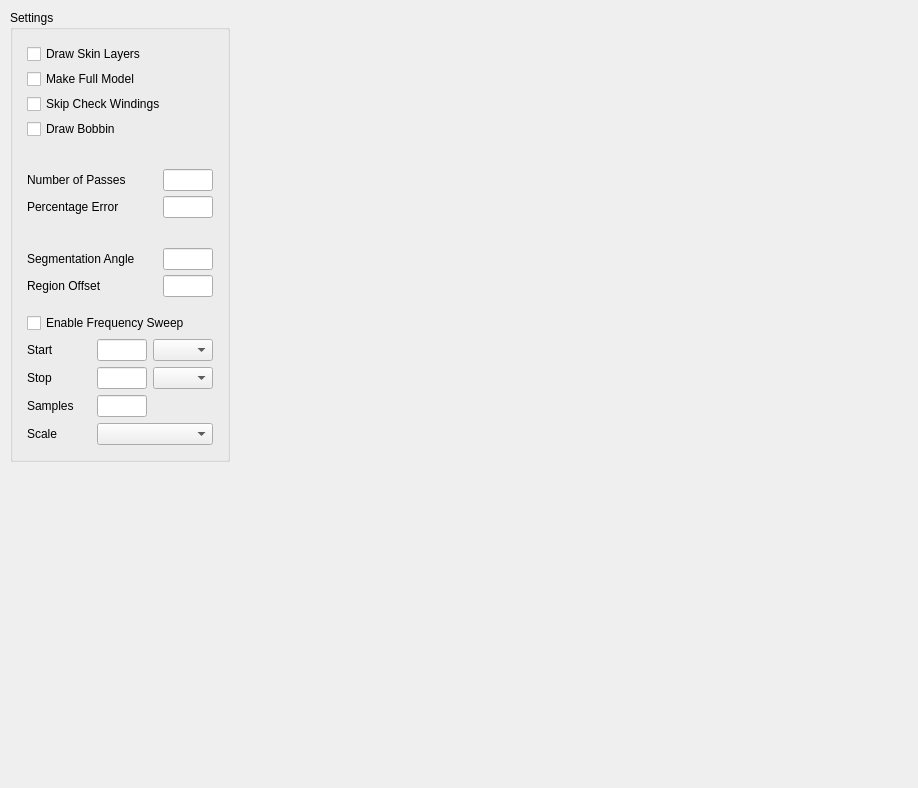
The window that src/ansys/aedt/toolkits/electronic_transformer/ui/windows/main/main_column.ui (ansys/ansys-pyetk) describes before a commit, drawn with Qt 5.
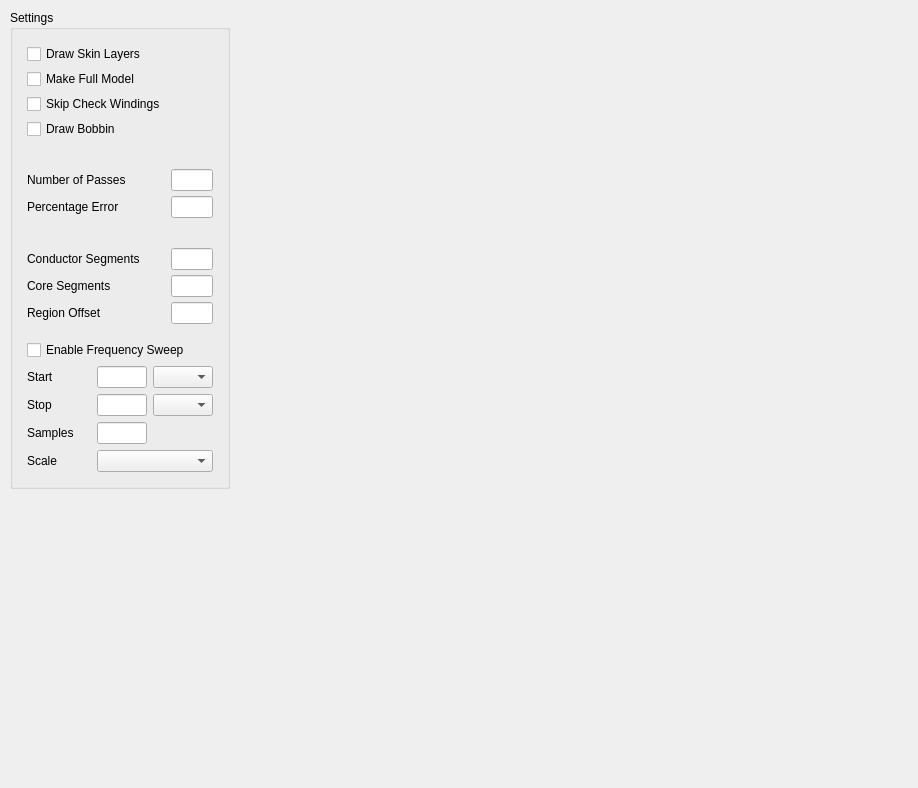
The same window after the commit.

Commit message: FIX: Core and Conductor Faceting to use Segmentation Number not Mix of Angle and Number (#201)

Patch:
```diff
--- a/src/ansys/aedt/toolkits/electronic_transformer/ui/windows/main/main_column.ui
+++ b/src/ansys/aedt/toolkits/electronic_transformer/ui/windows/main/main_column.ui
@@ -109,23 +109,14 @@
               <property name="spacing">
                <number>5</number>
               </property>
-              <item row="4" column="0">
-               <spacer name="verticalSpacer_4">
-                <property name="orientation">
-                 <enum>Qt::Orientation::Vertical</enum>
+              <item row="13" column="0">
+               <widget class="QLabel" name="label_9">
+                <property name="text">
+                 <string>Core Segments</string>
                 </property>
-                <property name="sizeType">
-                 <enum>QSizePolicy::Policy::Fixed</enum>
-                </property>
-                <property name="sizeHint" stdset="0">
-                 <size>
-                  <width>12</width>
-                  <height>25</height>
-                 </size>
-                </property>
-               </spacer>
+               </widget>
               </item>
-              <item row="7" column="1">
+              <item row="8" column="1">
                <widget class="QLineEdit" name="percentage_error">
                 <property name="sizePolicy">
                  <sizepolicy hsizetype="Expanding" vsizetype="Fixed">
@@ -141,8 +132,8 @@
                 </property>
                </widget>
               </item>
-              <item row="6" column="1">
-               <widget class="QLineEdit" name="number_passes">
+              <item row="14" column="1">
+               <widget class="QLineEdit" name="offset">
                 <property name="sizePolicy">
                  <sizepolicy hsizetype="Expanding" vsizetype="Fixed">
                   <horstretch>0</horstretch>
@@ -157,75 +148,97 @@
                 </property>
                </widget>
               </item>
-              <item row="7" column="0">
+              <item row="13" column="1">
+               <widget class="QLineEdit" name="core_segments">
+                <property name="maximumSize">
+                 <size>
+                  <width>50</width>
+                  <height>16777215</height>
+                 </size>
+                </property>
+               </widget>
+              </item>
+              <item row="1" column="0" colspan="2">
+               <widget class="QCheckBox" name="full_model">
+                <property name="sizePolicy">
+                 <sizepolicy hsizetype="Preferred" vsizetype="Fixed">
+                  <horstretch>0</horstretch>
+                  <verstretch>0</verstretch>
+                 </sizepolicy>
+                </property>
+                <property name="text">
+                 <string>Make Full Model</string>
+                </property>
+               </widget>
+              </item>
+              <item row="4" column="0">
+               <widget class="QCheckBox" name="bobbin_checkbox">
+                <property name="text">
+                 <string>Draw Bobbin</string>
+                </property>
+               </widget>
+              </item>
+              <item row="8" column="0">
                <widget class="QLabel" name="label_2">
                 <property name="text">
                  <string>Percentage Error</string>
                 </property>
                </widget>
               </item>
-              <item row="10" column="0">
-               <spacer name="verticalSpacer_2">
-                <property name="orientation">
-                 <enum>Qt::Orientation::Vertical</enum>
-                </property>
-                <property name="sizeType">
-                 <enum>QSizePolicy::Policy::Fixed</enum>
-                </property>
-                <property name="sizeHint" stdset="0">
-                 <size>
-                  <width>20</width>
-                  <height>25</height>
-                 </size>
-                </property>
-               </spacer>
-              </item>
-              <item row="11" column="1">
-               <widget class="QLineEdit" name="segmentation_angle">
-                <property name="sizePolicy">
-                 <sizepolicy hsizetype="Expanding" vsizetype="Fixed">
-                  <horstretch>0</horstretch>
-                  <verstretch>0</verstretch>
-                 </sizepolicy>
-                </property>
-                <property name="maximumSize">
-                 <size>
-                  <width>50</width>
-                  <height>16777215</height>
-                 </size>
-                </property>
-                <property name="alignment">
-                 <set>Qt::AlignmentFlag::AlignLeading|Qt::AlignmentFlag::AlignLeft|Qt::AlignmentFlag::AlignVCenter</set>
-                </property>
-               </widget>
-              </item>
-              <item row="2" column="0" colspan="2">
-               <widget class="QCheckBox" name="skip_check">
-                <property name="text">
-                 <string>Skip Check Windings</string>
-                </property>
-               </widget>
-              </item>
-              <item row="12" column="0">
+              <item row="14" column="0">
                <widget class="QLabel" name="label_4">
                 <property name="text">
                  <string>Region Offset</string>
                 </property>
                </widget>
               </item>
-              <item row="6" column="0">
-               <widget class="QLabel" name="label_3">
-                <property name="text">
-                 <string>Number of Passes</string>
+              <item row="7" column="1">
+               <widget class="QLineEdit" name="number_passes">
+                <property name="sizePolicy">
+                 <sizepolicy hsizetype="Expanding" vsizetype="Fixed">
+                  <horstretch>0</horstretch>
+                  <verstretch>0</verstretch>
+                 </sizepolicy>
+                </property>
+                <property name="maximumSize">
+                 <size>
+                  <width>50</width>
+                  <height>16777215</height>
+                 </size>
                 </property>
                </widget>
               </item>
+              <item row="5" column="0">
+               <spacer name="verticalSpacer_4">
+                <property name="orientation">
+                 <enum>Qt::Orientation::Vertical</enum>
+                </property>
+                <property name="sizeType">
+                 <enum>QSizePolicy::Policy::Fixed</enum>
+                </property>
+                <property name="sizeHint" stdset="0">
+                 <size>
+                  <width>12</width>
+                  <height>25</height>
+                 </size>
+                </property>
+               </spacer>
+              </item>
               <item row="11" column="0">
-               <widget class="QLabel" name="label">
-                <property name="text">
-                 <string>Segmentation Angle</string>
+               <spacer name="verticalSpacer_2">
+                <property name="orientation">
+                 <enum>Qt::Orientation::Vertical</enum>
                 </property>
-               </widget>
+                <property name="sizeType">
+                 <enum>QSizePolicy::Policy::Fixed</enum>
+                </property>
+                <property name="sizeHint" stdset="0">
+                 <size>
+                  <width>20</width>
+                  <height>25</height>
+                 </size>
+                </property>
+               </spacer>
               </item>
               <item row="0" column="0" colspan="2">
                <widget class="QCheckBox" name="draw_skin_layers">
@@ -234,21 +247,15 @@
                 </property>
                </widget>
               </item>
-              <item row="1" column="0" colspan="2">
-               <widget class="QCheckBox" name="full_model">
-                <property name="sizePolicy">
-                 <sizepolicy hsizetype="Preferred" vsizetype="Fixed">
-                  <horstretch>0</horstretch>
-                  <verstretch>0</verstretch>
-                 </sizepolicy>
-                </property>
+              <item row="7" column="0">
+               <widget class="QLabel" name="label_3">
                 <property name="text">
-                 <string>Make Full Model</string>
+                 <string>Number of Passes</string>
                 </property>
                </widget>
               </item>
               <item row="12" column="1">
-               <widget class="QLineEdit" name="offset">
+               <widget class="QLineEdit" name="conductor_segments">
                 <property name="sizePolicy">
                  <sizepolicy hsizetype="Expanding" vsizetype="Fixed">
                   <horstretch>0</horstretch>
@@ -261,12 +268,22 @@
                   <height>16777215</height>
                  </size>
                 </property>
+                <property name="alignment">
+                 <set>Qt::AlignmentFlag::AlignLeading|Qt::AlignmentFlag::AlignLeft|Qt::AlignmentFlag::AlignVCenter</set>
+                </property>
                </widget>
               </item>
-              <item row="3" column="0">
-               <widget class="QCheckBox" name="bobbin_checkbox">
+              <item row="12" column="0">
+               <widget class="QLabel" name="label">
                 <property name="text">
-                 <string>Draw Bobbin</string>
+                 <string>Conductor Segments</string>
+                </property>
+               </widget>
+              </item>
+              <item row="2" column="0">
+               <widget class="QCheckBox" name="skip_check">
+                <property name="text">
+                 <string>Skip Check Windings</string>
                 </property>
                </widget>
               </item>
```
Left out of the diff: 3 changed lines with no effect on the pictures. The commit also changes 31 other files.
